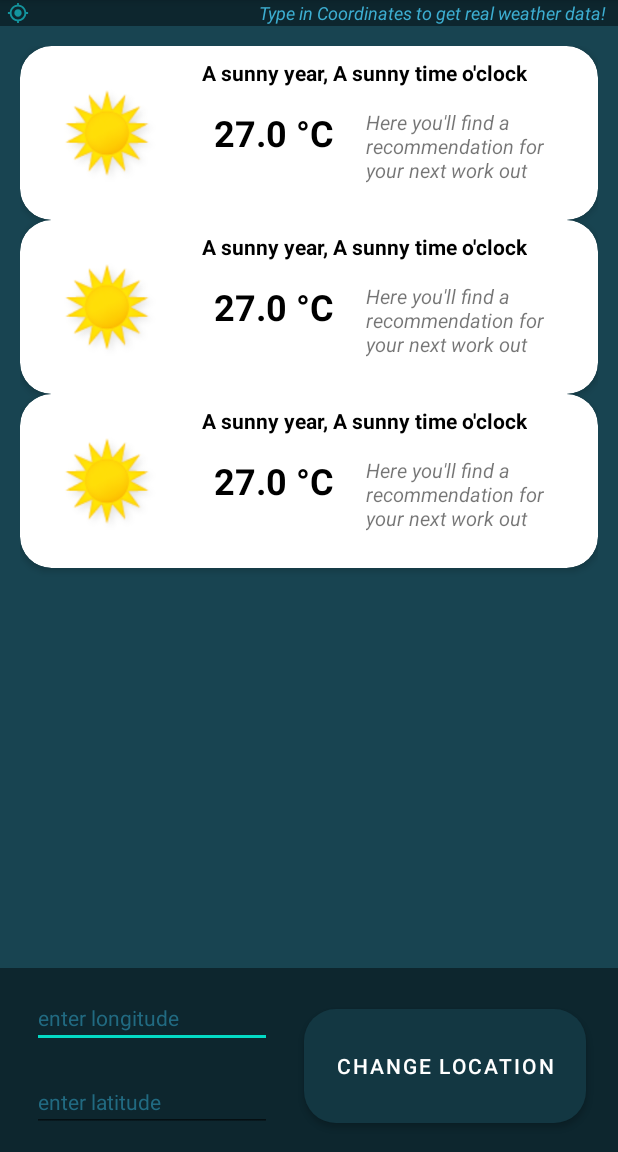
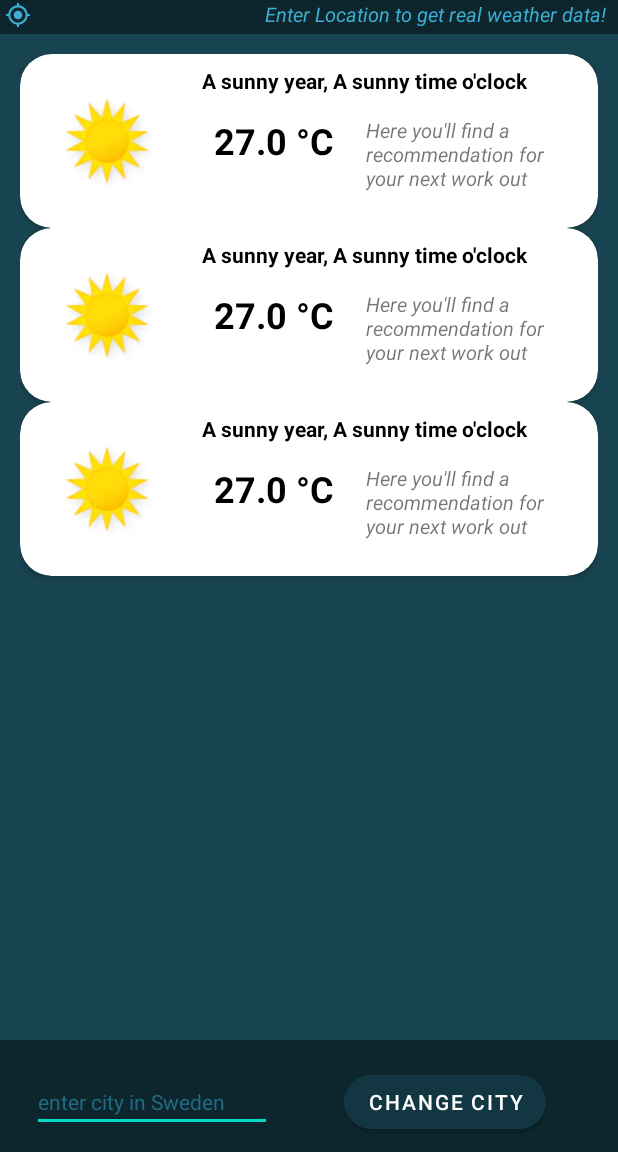
Before and after one commit to fmheim/workout-weather-application, an Android app: the screen it shows after launch (MainActivity), on a phone screen of 412 x 824 dp, the part 84-1236 px from its top. Run offline under Robolectric (Android 15) with nearby library versions, the phone set to English and light mode, and no system bars; our stand-ins replace Room's generated code, Volley.

Commit message:
City Name feature added

```diff
--- a/app/src/main/java/se/kth/fmheim/workoutweather/MainActivity.java
+++ b/app/src/main/java/se/kth/fmheim/workoutweather/MainActivity.java
@@ -31,24 +31,22 @@ public class MainActivity extends AppCompatActivity {
     //logging
     private static final String LOG_TAG = MainActivity.class.getSimpleName();
     //views
-    private EditText editLongitude;
-    private EditText editLatitude;
+    private EditText editCityName;
     private TextView texViewApprovedTime;
-    private TextView textViewCoordinates;
+    private TextView textViewCityName;
     private TextView textViewNoNet;
     private RecyclerView recyclerView;
     //data
     private WeatherRepository weatherRepository;
-    private WeatherViewModel weatherViewModel;
-    private String longitude;
-    private String latitude;
+    private String mCityName;
+
     //network
     private long lastDownload;
     private boolean isConnected;
     private static final int DOWNLOAD_CHECK_INTERVAL = 600000; // every 10min
     private static final int NET_CHECK_INTERVAL = 2000; //every 2 seconds
-    private Handler timerHandler = new Handler();
-    private Runnable timerRunnable = new Runnable() {
+    private final Handler timerHandler = new Handler();
+    private final Runnable timerRunnable = new Runnable() {
         @Override
         public void run() {
             ConnectivityManager connectivityManager = (ConnectivityManager) getApplication()
@@ -65,16 +63,16 @@ public class MainActivity extends AppCompatActivity {
         }
     };
 
+
     @Override
     protected void onCreate(Bundle savedInstanceState) {
         super.onCreate(savedInstanceState);
         //views
         setContentView(R.layout.activity_main);
-        editLongitude = (EditText) findViewById(R.id.editText_longitude);
-        editLatitude = (EditText) findViewById(R.id.editText_latitude);
+        editCityName = (EditText) findViewById(R.id.editText_cityName);
         recyclerView = (RecyclerView) findViewById(R.id.recyclerView);
         texViewApprovedTime = (TextView) findViewById(R.id.textView_approvedTime);
-        textViewCoordinates = (TextView) findViewById(R.id.textView_coordinates);
+        textViewCityName = (TextView) findViewById(R.id.textView_cityName);
         textViewNoNet = (TextView) findViewById(R.id.textView_noNet);
         //data
         weatherRepository = new WeatherRepository(this.getApplication());
@@ -83,7 +81,7 @@ public class MainActivity extends AppCompatActivity {
         re-created activities instances receive the same ViewModel instance created
         by the first activity.
         */
-        weatherViewModel = new ViewModelProvider
+        WeatherViewModel weatherViewModel = new ViewModelProvider
                 (this, WeatherViewModelFactory.getInstance(this.getApplication()))
                 .get(WeatherViewModel.class);
         weatherViewModel.getWeatherLiveData().observe(this, new Observer<List<Weather>>() {
@@ -93,7 +91,7 @@ public class MainActivity extends AppCompatActivity {
                 if (weatherData.size() != 0) {
                     fillRecycleView(weatherData);
                     printApprovedTime(weatherData.get(0));
-                    printCoordinates(weatherData.get(0));
+                    printCityName(weatherData.get(0));
                     Log.d(LOG_TAG, "Size of List: " + weatherData.size());
                 }
             }
@@ -106,15 +104,14 @@ public class MainActivity extends AppCompatActivity {
     @Override
     protected void onStart() {
         super.onStart();
-        String coordinates = textViewCoordinates.getText().toString();
-        if (!coordinates.trim().isEmpty()) {
-            longitude = coordinates.substring(0, 8);
-            latitude = coordinates.substring(10);
+        String cityNameField = textViewCityName.getText().toString();
+        if (!cityNameField.trim().isEmpty()) {
+            mCityName = cityNameField;
             if (isConnected &&
                     (System.currentTimeMillis() - lastDownload) > DOWNLOAD_CHECK_INTERVAL) {
-                weatherRepository.loadWeatherDataAsync(this, longitude, latitude);
+                weatherRepository.loadWeatherDataAsync(this, mCityName);
                 lastDownload = 0;
-                Log.d(LOG_TAG, "On Start, " + longitude + ", " + latitude);
+                Log.d(LOG_TAG, "On Start, " + mCityName);
             }
         }
     }
@@ -127,15 +124,14 @@ public class MainActivity extends AppCompatActivity {
 
     public void onChangeLocation(View view) {
         if (isConnected) {
-            longitude = editLongitude.getText().toString();
-            latitude = editLatitude.getText().toString();
-            if (longitude.trim().isEmpty() || latitude.trim().isEmpty()) {
+            mCityName = editCityName.getText().toString();
+            if (mCityName.trim().isEmpty()) {
                 Toast toast = Toast.makeText(this, R.string.wrong_input,
                         Toast.LENGTH_SHORT);
                 toast.show();
             } else {
                 Log.d(LOG_TAG, "Pre loadWeatherDataAsync....");
-                weatherRepository.loadWeatherDataAsync(this, longitude, latitude);
+                weatherRepository.loadWeatherDataAsync(this, mCityName);
                 lastDownload = System.currentTimeMillis();
             }
         } else {
@@ -181,8 +177,8 @@ public class MainActivity extends AppCompatActivity {
         Log.d(LOG_TAG, "...printed approved date recycler view");
     }
 
-    private void printCoordinates(Weather oneWeather) {
-        String coordinates = oneWeather.getCoordinates();
-        textViewCoordinates.setText(coordinates);
+    private void printCityName(Weather oneWeather) {
+        String cityName = oneWeather.getCityName();
+        textViewCityName.setText(cityName);
     }
 }
--- a/app/src/main/java/se/kth/fmheim/workoutweather/data/Weather.java
+++ b/app/src/main/java/se/kth/fmheim/workoutweather/data/Weather.java
@@ -34,6 +34,8 @@ public class Weather {
     private String mWorkoutRecommendation;
     @ColumnInfo(name = "Coordinates")
     private String mCoordinates;
+    @ColumnInfo(name = "City")
+    private String mCityName;
 
 
     public Weather() {
@@ -42,7 +44,7 @@ public class Weather {
         mTemperature = 27;
         mClouds = "no data";
         mSymbol = R.drawable.day_1; // the sun is always shining :)
-        mApprovedTime = "Type in Coordinates to get real weather data!";
+        mApprovedTime = "Enter Location to get real weather data!";
         mWorkoutRecommendation = "Here you'll find a recommendation for your next work out";
         mReferenceTime = "No reference time yet";
         Log.d(LOG_TAG, "init");
@@ -90,6 +92,9 @@ public class Weather {
         mCoordinates = coordinates;
     }
 
+    public void setCityName(String cityName) {
+        mCityName = cityName;
+    }
     public void setId(int id) {
         this.id = id;
     }
@@ -133,6 +138,9 @@ public class Weather {
         return mCoordinates;
     }
 
+    public String getCityName() {
+        return mCityName;
+    }
     public String getLongitude(){
         return mCoordinates.substring(0, 9);
     }
@@ -153,4 +161,8 @@ public class Weather {
                         + "\nTime: " + mTime
                         + "\nDate: " + mDate);
     }
+
+
+
+
 }
--- a/app/src/main/java/se/kth/fmheim/workoutweather/data/WeatherRepository.java
+++ b/app/src/main/java/se/kth/fmheim/workoutweather/data/WeatherRepository.java
@@ -54,7 +54,7 @@ public class WeatherRepository {
         WeatherDatabase.databaseWriteExecutor.execute(mWeatherDao::deleteAllWeatherData);
     }
 
-    public void loadWeatherDataAsync(Context ctx, String longitude, String latitude) {
+    public void loadWeatherDataAsync(Context ctx, String cityName) {
         // asynchronous call to download and parse data in the background
         // and update database
         new Thread() {
@@ -62,7 +62,7 @@ public class WeatherRepository {
             public void run() {
                 try {
                     Log.d(LOG_TAG, "Pre async download....");
-                    mDownloader.setUrl(longitude, latitude);
+                    mDownloader.setCityUrl(cityName);
                     mDownloader.postRequest(new Downloader.VolleyCallback() {
                         @Override
                         public void onSuccess(List<Weather> weatherData) {
--- a/app/src/main/res/drawable/coordinates.xml
+++ b/app/src/main/res/drawable/coordinates.xml
@@ -1,4 +1,4 @@
-<vector android:height="24dp" android:tint="#13949E"
+<vector android:height="24dp" android:tint="#3DAED1"
     android:viewportHeight="24" android:viewportWidth="24"
     android:width="24dp" xmlns:android="http://schemas.android.com/apk/res/android">
     <path android:fillColor="@android:color/white" android:pathData="M12,8c-2.21,0 -4,1.79 -4,4s1.79,4 4,4 4,-1.79 4,-4 -1.79,-4 -4,-4zM20.94,11c-0.46,-4.17 -3.77,-7.48 -7.94,-7.94L13,1h-2v2.06C6.83,3.52 3.52,6.83 3.06,11L1,11v2h2.06c0.46,4.17 3.77,7.48 7.94,7.94L11,23h2v-2.06c4.17,-0.46 7.48,-3.77 7.94,-7.94L23,13v-2h-2.06zM12,19c-3.87,0 -7,-3.13 -7,-7s3.13,-7 7,-7 7,3.13 7,7 -3.13,7 -7,7z"/>
--- a/app/src/main/res/layout/activity_main.xml
+++ b/app/src/main/res/layout/activity_main.xml
@@ -8,43 +8,28 @@
     tools:context=".MainActivity">
 
     <EditText
-        android:id="@+id/editText_longitude"
-        android:layout_width="wrap_content"
-        android:layout_height="0dp"
-        android:layout_marginStart="21dp"
-        android:layout_marginLeft="21dp"
-        android:layout_marginBottom="16dp"
-        android:ems="10"
-        android:hint="@string/longitude_hint"
-        android:inputType="numberDecimal"
-        android:textColor="#35A0C1"
-        android:textColorHint="#B92A84A1"
-        android:textSize="14sp"
-        app:layout_constraintBottom_toTopOf="@+id/editText_latitude"
-        app:layout_constraintStart_toStartOf="parent"
-        android:autofillHints="14.333" />
-
-    <EditText
-        android:id="@+id/editText_latitude"
+        android:id="@+id/editText_cityName"
         android:layout_width="wrap_content"
         android:layout_height="0dp"
         android:layout_marginStart="21dp"
         android:layout_marginLeft="21dp"
         android:layout_marginBottom="13dp"
+        android:autofillHints="Cities"
         android:ems="10"
-        android:hint="@string/latitude_hint"
-        android:inputType="numberDecimal"
+        android:hint="@string/cityName_hint"
+        android:inputType="textPersonName"
+
         android:textColor="#35A0C1"
         android:textColorHint="#B92A84A1"
         android:textSize="14sp"
         app:layout_constraintBottom_toBottomOf="parent"
-        app:layout_constraintStart_toStartOf="parent"
-        android:autofillHints="60.383" />
+        app:layout_constraintStart_toStartOf="parent" />
+
 
     <Button
         android:id="@+id/button_changeLocation"
-        android:layout_width="0dp"
-        android:layout_height="0dp"
+        android:layout_width="wrap_content"
+        android:layout_height="wrap_content"
         android:layout_marginStart="21dp"
         android:layout_marginLeft="21dp"
         android:layout_marginTop="21dp"
@@ -58,24 +43,24 @@
         android:shadowRadius="1"
         android:text="@string/button_change_location"
         app:backgroundTint="#133742"
+
         app:cornerRadius="21dp"
         app:layout_constraintBottom_toBottomOf="parent"
         app:layout_constraintEnd_toEndOf="parent"
-
-        app:layout_constraintStart_toEndOf="@+id/editText_latitude"
+        app:layout_constraintStart_toEndOf="@+id/editText_cityName"
         app:layout_constraintTop_toBottomOf="@+id/recyclerView" />
-
 
 
     <androidx.recyclerview.widget.RecyclerView
         android:id="@+id/recyclerView"
         android:layout_width="0dp"
         android:layout_height="0dp"
-        android:layout_marginBottom="13dp"
+        android:layout_marginTop="5dp"
+        android:layout_marginBottom="21dp"
         android:background="#184451"
         android:padding="13dp"
         android:scrollbars="vertical"
-        app:layout_constraintBottom_toTopOf="@+id/editText_longitude"
+        app:layout_constraintBottom_toTopOf="@+id/editText_cityName"
         app:layout_constraintEnd_toEndOf="parent"
         app:layout_constraintHorizontal_bias="0.0"
         app:layout_constraintStart_toStartOf="parent"
@@ -90,19 +75,19 @@
         android:layout_marginRight="8dp"
         android:text="@string/approved_time"
         android:textColor="#3DAED1"
-        android:textSize="12sp"
+        android:textSize="13sp"
         android:textStyle="italic"
         app:layout_constraintEnd_toEndOf="parent"
         app:layout_constraintTop_toTopOf="parent" />
 
     <TextView
-        android:id="@+id/textView_coordinates"
+        android:id="@+id/textView_cityName"
         android:layout_width="wrap_content"
         android:layout_height="17sp"
-        android:layout_marginStart="1dp"
-        android:layout_marginLeft="1dp"
+        android:layout_marginStart="3dp"
+        android:layout_marginLeft="3dp"
         android:textColor="#FF3DAED1"
-        android:textSize="12sp"
+        android:textSize="13sp"
         android:textStyle="italic"
         app:layout_constraintStart_toEndOf="@+id/imageView3"
         app:layout_constraintTop_toTopOf="parent" />
@@ -112,12 +97,12 @@
         android:layout_width="wrap_content"
         android:layout_height="0dp"
         android:layout_marginTop="1dp"
-        android:layout_marginBottom="1dp"
+        android:layout_marginBottom="4dp"
+        android:contentDescription="@string/location_symbol"
         app:layout_constraintBottom_toTopOf="@+id/recyclerView"
         app:layout_constraintStart_toStartOf="parent"
         app:layout_constraintTop_toTopOf="parent"
-        app:srcCompat="@drawable/coordinates"
-        android:contentDescription="@string/location_symbol" />
+        app:srcCompat="@drawable/coordinates" />
 
     <TextView
         android:id="@+id/textView_noNet"
--- a/app/src/main/res/values/strings.xml
+++ b/app/src/main/res/values/strings.xml
@@ -1,14 +1,14 @@
 <resources>
     <string name="app_name">Workout Weather</string>
     <string name="longitude_hint">enter longitude</string>
-    <string name="latitude_hint">enter latitude</string>
+    <string name="cityName_hint">enter city in Sweden</string>
     <string name="approved_time">approved time:</string>
-    <string name="button_change_location">Change Location</string>
+    <string name="button_change_location">Change City</string>
     <string name="wrong_input">No coordinates entered!</string>
     <string name="changed">Changed</string>
     <string name="approvedTime">Approved time: %s, %s</string>
     <string name="no_network_connection">No network connection</string>
     <string name="location_symbol">Location Symbol</string>
     <string name="data_updated">Data updated</string>
-    <string name="out_off_bounds">Sorry, coordinates out of bounds! :(</string>
+    <string name="out_off_bounds">Sorry, location out of bounds! :(</string>
 </resources>
```
Also changed, not shown: app/src/main/java/se/kth/fmheim/workoutweather/data/JSONParser.java (+26 -2 lines), app/src/main/java/se/kth/fmheim/workoutweather/networking/Downloader.java (+64 -22 lines).
